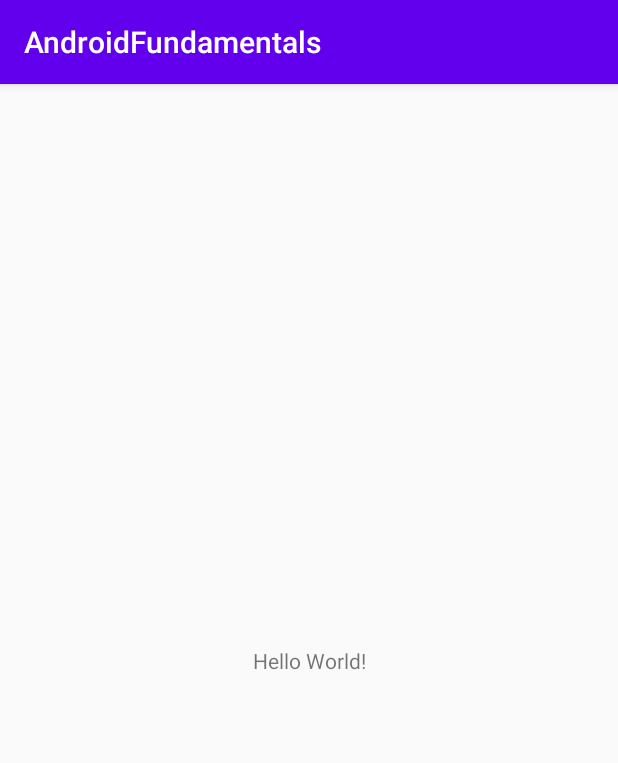
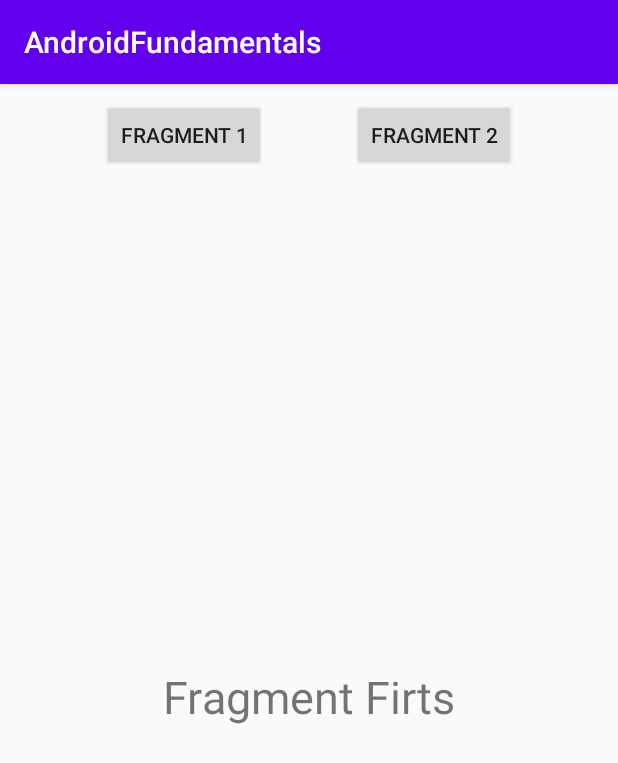
Before and after one commit to vilfrack/AndroidBasic, an Android app: the screen it shows after launch (MainActivity), on a phone screen of 412 x 824 dp. Shown: the top 763 px of the screen. Run offline under Robolectric (Android 15) with nearby library versions, the phone set to English and light mode, and no system bars.

Commit message:
Implemente Fragment Layout

```diff
--- a/app/build.gradle
+++ b/app/build.gradle
@@ -30,6 +30,7 @@ dependencies {
     implementation 'androidx.core:core-ktx:1.3.0'
     implementation 'androidx.appcompat:appcompat:1.1.0'
     implementation 'androidx.constraintlayout:constraintlayout:1.1.3'
+    implementation 'androidx.legacy:legacy-support-v4:1.0.0'
     testImplementation 'junit:junit:4.12'
     androidTestImplementation 'androidx.test.ext:junit:1.1.1'
     androidTestImplementation 'androidx.test.espresso:espresso-core:3.2.0'
--- /dev/null
+++ b/app/src/main/java/com/androidfundamentals/FirtsFragment.kt
@@ -0,0 +1,59 @@
+package com.androidfundamentals
+
+import android.os.Bundle
+import androidx.fragment.app.Fragment
+import android.view.LayoutInflater
+import android.view.View
+import android.view.ViewGroup
+
+// TODO: Rename parameter arguments, choose names that match
+// the fragment initialization parameters, e.g. ARG_ITEM_NUMBER
+private const val ARG_PARAM1 = "param1"
+private const val ARG_PARAM2 = "param2"
+
+/**
+ * A simple [Fragment] subclass.
+ * Use the [FirtsFragment.newInstance] factory method to
+ * create an instance of this fragment.
+ */
+class FirtsFragment : Fragment(R.layout.fragment_firts) {
+    // TODO: Rename and change types of parameters
+    private var param1: String? = null
+    private var param2: String? = null
+
+    override fun onCreate(savedInstanceState: Bundle?) {
+        super.onCreate(savedInstanceState)
+        arguments?.let {
+            param1 = it.getString(ARG_PARAM1)
+            param2 = it.getString(ARG_PARAM2)
+        }
+    }
+
+    override fun onCreateView(
+        inflater: LayoutInflater, container: ViewGroup?,
+        savedInstanceState: Bundle?
+    ): View? {
+        // Inflate the layout for this fragment
+        return inflater.inflate(R.layout.fragment_firts, container, false)
+    }
+
+    companion object {
+        /**
+         * Use this factory method to create a new instance of
+         * this fragment using the provided parameters.
+         *
+         * @param param1 Parameter 1.
+         * @param param2 Parameter 2.
+         * @return A new instance of fragment FirtsFragment.
+         */
+        // TODO: Rename and change types and number of parameters
+        @JvmStatic
+        fun newInstance(param1: String, param2: String) =
+            FirtsFragment().apply {
+                arguments = Bundle().apply {
+                    putString(ARG_PARAM1, param1)
+                    putString(ARG_PARAM2, param2)
+                }
+            }
+    }
+}
--- a/app/src/main/java/com/androidfundamentals/MainActivity.kt
+++ b/app/src/main/java/com/androidfundamentals/MainActivity.kt
@@ -2,15 +2,35 @@ package com.androidfundamentals
 
 import androidx.appcompat.app.AppCompatActivity
 import android.os.Bundle
-import android.util.Log
-import java.util.*
-import kotlin.math.log
+import kotlinx.android.synthetic.main.activity_main.*
 
 class MainActivity : AppCompatActivity() {
     override fun onCreate(savedInstanceState: Bundle?) {
         super.onCreate(savedInstanceState)
         setContentView(R.layout.activity_main)
 
+        val firtsFragment = FirtsFragment()
+        val SecondFragment = SecondFragment()
+
+        supportFragmentManager.beginTransaction().apply {
+            replace(R.id.flFragment, firtsFragment)
+            commit()
+        }
+
+        btnFragment1.setOnClickListener {
+            supportFragmentManager.beginTransaction().apply {
+                replace(R.id.flFragment, firtsFragment)
+                addToBackStack(null)//PERMITE NO CERRAR LA APLICACION CUANDO SE HACE CLICK EN LA FLECHA DE ATRAS
+                commit()
+            }
+        }
+        btnFragment2.setOnClickListener {
+            supportFragmentManager.beginTransaction().apply {
+                replace(R.id.flFragment, SecondFragment)
+                addToBackStack(null)//PERMITE NO CERRAR LA APLICACION CUANDO SE HACE CLICK EN LA FLECHA DE ATRAS
+                commit()
+            }
+        }
     }
 
 
--- /dev/null
+++ b/app/src/main/java/com/androidfundamentals/SecondFragment.kt
@@ -0,0 +1,17 @@
+package com.androidfundamentals
+
+import android.os.Bundle
+import androidx.fragment.app.Fragment
+import android.view.LayoutInflater
+import android.view.View
+import android.view.ViewGroup
+
+// TODO: Rename parameter arguments, choose names that match
+// the fragment initialization parameters, e.g. ARG_ITEM_NUMBER
+private const val ARG_PARAM1 = "param1"
+private const val ARG_PARAM2 = "param2"
+
+
+class SecondFragment : Fragment(R.layout.fragment_second) {
+
+}
--- a/app/src/main/res/layout/activity_main.xml
+++ b/app/src/main/res/layout/activity_main.xml
@@ -4,15 +4,39 @@
     xmlns:tools="http://schemas.android.com/tools"
     android:layout_width="match_parent"
     android:layout_height="match_parent"
+    android:padding="10dp"
     tools:context=".MainActivity">
 
-    <TextView
+    <Button
+        android:id="@+id/btnFragment1"
         android:layout_width="wrap_content"
         android:layout_height="wrap_content"
-        android:text="Hello World!"
-        app:layout_constraintBottom_toBottomOf="parent"
-        app:layout_constraintLeft_toLeftOf="parent"
-        app:layout_constraintRight_toRightOf="parent"
+        android:text="Fragment 1"
+        app:layout_constraintEnd_toStartOf="@+id/btnFragment2"
+        app:layout_constraintHorizontal_bias="0.5"
+        app:layout_constraintStart_toStartOf="parent"
         app:layout_constraintTop_toTopOf="parent" />
 
+    <Button
+        android:id="@+id/btnFragment2"
+        android:layout_width="wrap_content"
+        android:layout_height="wrap_content"
+        android:text="Fragment 2"
+        app:layout_constraintEnd_toEndOf="parent"
+        app:layout_constraintHorizontal_bias="0.5"
+        app:layout_constraintStart_toEndOf="@+id/btnFragment1"
+        app:layout_constraintTop_toTopOf="parent" />
+
+    <FrameLayout
+        android:id="@+id/flFragment"
+        android:layout_width="match_parent"
+        android:layout_height="0dp"
+        app:layout_constraintBottom_toBottomOf="parent"
+        app:layout_constraintEnd_toEndOf="parent"
+        app:layout_constraintHorizontal_bias="0.842"
+        app:layout_constraintStart_toStartOf="parent"
+        app:layout_constraintTop_toBottomOf="@+id/btnFragment1"
+        app:layout_constraintVertical_bias="0.777"
+        tools:layout="@layout/fragment_firts" />
+
 </androidx.constraintlayout.widget.ConstraintLayout>
--- /dev/null
+++ b/app/src/main/res/layout/fragment_firts.xml
@@ -0,0 +1,21 @@
+<?xml version="1.0" encoding="utf-8"?>
+<androidx.constraintlayout.widget.ConstraintLayout xmlns:android="http://schemas.android.com/apk/res/android"
+    xmlns:app="http://schemas.android.com/apk/res-auto"
+    xmlns:tools="http://schemas.android.com/tools"
+    android:layout_width="match_parent"
+    android:layout_height="match_parent"
+    tools:context=".FirtsFragment">
+
+    <TextView
+        android:id="@+id/tvFragmentFirts"
+        android:layout_width="wrap_content"
+        android:layout_height="wrap_content"
+        android:text="Fragment Firts"
+        android:textSize="30sp"
+        app:layout_constraintBottom_toBottomOf="parent"
+        app:layout_constraintEnd_toEndOf="parent"
+        app:layout_constraintHorizontal_bias="0.5"
+        app:layout_constraintStart_toStartOf="parent"
+        app:layout_constraintTop_toTopOf="parent" />
+
+</androidx.constraintlayout.widget.ConstraintLayout>
--- a/app/src/main/res/values/strings.xml
+++ b/app/src/main/res/values/strings.xml
@@ -1,3 +1,5 @@
 <resources>
     <string name="app_name">AndroidFundamentals</string>
+    <!-- TODO: Remove or change this placeholder text -->
+    <string name="hello_blank_fragment">Hello blank fragment</string>
 </resources>
```
Also changed, not shown: app/src/main/res/layout/fragment_second.xml (added, +21 -0 lines).
